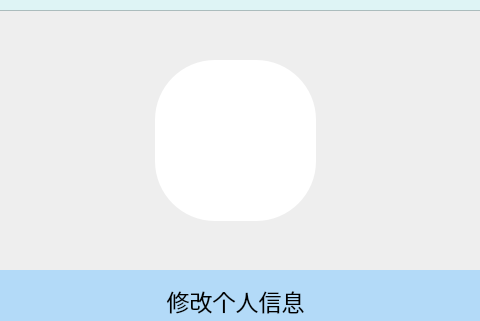
First picture: the form in UI前端/unit_demo4/Yanti_v4.ui, repository EdmitSpera/Postgraduate-question-system, before the edit; both pictures show x 465 to 945 and y 110 to 431 of the 1183 by 830 pixel window.
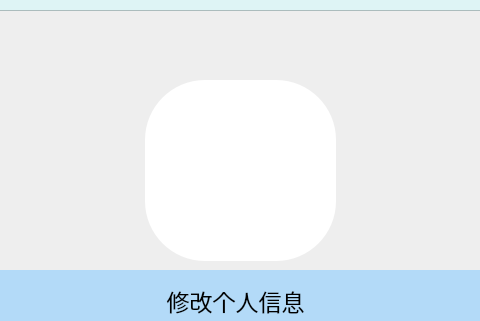
Second picture: the form after the edit. The open tabs and pages were chosen to show the change. Icons and pictures are not drawn.

Commit message: 头像更改

What changed in the file:
```diff
--- a/UI前端/unit_demo4/Yanti_v4.ui
+++ b/UI前端/unit_demo4/Yanti_v4.ui
@@ -6044,30 +6044,6 @@
         <string>切换账号</string>
        </property>
       </widget>
-      <widget class="QLabel" name="label_profile">
-       <property name="geometry">
-        <rect>
-         <x>310</x>
-         <y>40</y>
-         <width>161</width>
-         <height>161</height>
-        </rect>
-       </property>
-       <property name="font">
-        <font>
-         <family>微软雅黑</family>
-         <pointsize>24</pointsize>
-        </font>
-       </property>
-       <property name="styleSheet">
-        <string notr="true">border-radius:60px;
-background-color: rgb(255, 255, 255);
-image: url(:/新前缀/头像.png);</string>
-       </property>
-       <property name="text">
-        <string/>
-       </property>
-      </widget>
       <widget class="QPushButton" name="Bt_email">
        <property name="geometry">
         <rect>
@@ -6105,6 +6081,34 @@
         <string>修改个人信息</string>
        </property>
       </widget>
+      <widget class="QPushButton" name="Bt_change">
+       <property name="geometry">
+        <rect>
+         <x>300</x>
+         <y>60</y>
+         <width>191</width>
+         <height>181</height>
+        </rect>
+       </property>
+       <property name="cursor">
+        <cursorShape>PointingHandCursor</cursorShape>
+       </property>
+       <property name="styleSheet">
+        <string notr="true">QPushButton{
+border-radius:60px;
+background-color: rgb(255, 255, 255);
+image: url(:/新前缀/头像.png);
+}
+
+QPushButton:pressed{
+	padding-left:5px;
+	padding-top:5px;
+}</string>
+       </property>
+       <property name="text">
+        <string/>
+       </property>
+      </widget>
      </widget>
      <widget class="QWidget" name="page_14">
       <widget class="Line" name="line_4">
```
Left out of the diff: 9 changed lines with no effect on the pictures. The commit also changes 1 other file.
